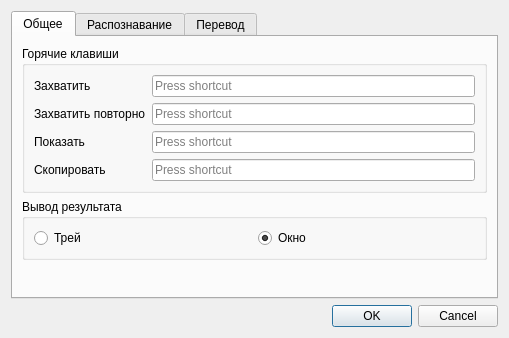
First picture: the form in SettingsEditor.ui, repository OneMoreGres/ScreenTranslator, before the edit.
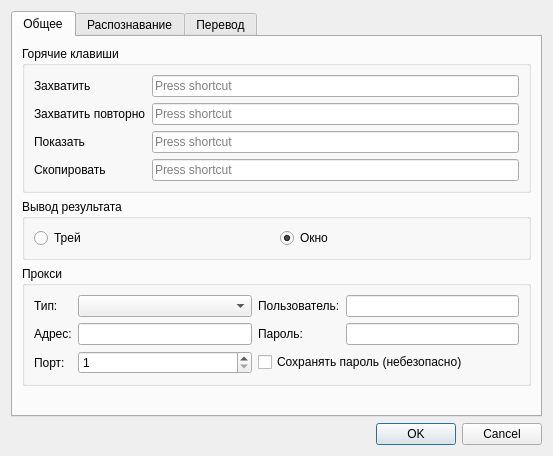
Second picture: the form after the edit.

Commit message: Added ability to set proxy.

```diff
--- a/SettingsEditor.ui
+++ b/SettingsEditor.ui
@@ -6,8 +6,8 @@
    <rect>
     <x>0</x>
     <y>0</y>
-    <width>509</width>
-    <height>338</height>
+    <width>553</width>
+    <height>456</height>
    </rect>
   </property>
   <property name="windowTitle">
@@ -34,7 +34,7 @@
        <string>Общее</string>
       </attribute>
       <layout class="QGridLayout" name="gridLayout_5">
-       <item row="0" column="0" colspan="2">
+       <item row="0" column="0">
         <widget class="QGroupBox" name="groupBox">
          <property name="title">
           <string>Горячие клавиши</string>
@@ -95,20 +95,7 @@
          </layout>
         </widget>
        </item>
-       <item row="2" column="1">
-        <spacer name="verticalSpacer">
-         <property name="orientation">
-          <enum>Qt::Vertical</enum>
-         </property>
-         <property name="sizeHint" stdset="0">
-          <size>
-           <width>20</width>
-           <height>270</height>
-          </size>
-         </property>
-        </spacer>
-       </item>
-       <item row="1" column="0" colspan="2">
+       <item row="1" column="0">
         <widget class="QGroupBox" name="resultGroup">
          <property name="title">
           <string>Вывод результата</string>
@@ -134,6 +121,92 @@
          </layout>
         </widget>
        </item>
+       <item row="2" column="0">
+        <widget class="QGroupBox" name="groupBox_2">
+         <property name="title">
+          <string>Прокси</string>
+         </property>
+         <layout class="QGridLayout" name="gridLayout_3">
+          <item row="0" column="0">
+           <widget class="QLabel" name="label_12">
+            <property name="text">
+             <string>Тип:</string>
+            </property>
+           </widget>
+          </item>
+          <item row="0" column="1">
+           <widget class="QComboBox" name="proxyTypeCombo"/>
+          </item>
+          <item row="0" column="2">
+           <widget class="QLabel" name="label_15">
+            <property name="text">
+             <string>Пользователь:</string>
+            </property>
+           </widget>
+          </item>
+          <item row="0" column="3">
+           <widget class="QLineEdit" name="proxyUserEdit"/>
+          </item>
+          <item row="1" column="0">
+           <widget class="QLabel" name="label_13">
+            <property name="text">
+             <string>Адрес:</string>
+            </property>
+           </widget>
+          </item>
+          <item row="1" column="1">
+           <widget class="QLineEdit" name="proxyHostEdit"/>
+          </item>
+          <item row="1" column="2">
+           <widget class="QLabel" name="label_16">
+            <property name="text">
+             <string>Пароль:</string>
+            </property>
+           </widget>
+          </item>
+          <item row="1" column="3">
+           <widget class="QLineEdit" name="proxyPassEdit"/>
+          </item>
+          <item row="2" column="0">
+           <widget class="QLabel" name="label_14">
+            <property name="text">
+             <string>Порт:</string>
+            </property>
+           </widget>
+          </item>
+          <item row="2" column="1">
+           <widget class="QSpinBox" name="proxyPortSpin">
+            <property name="minimum">
+             <number>1</number>
+            </property>
+            <property name="maximum">
+             <number>65535</number>
+            </property>
+           </widget>
+          </item>
+          <item row="2" column="2" colspan="2">
+           <widget class="QCheckBox" name="proxySaveCheck">
+            <property name="text">
+             <string>Сохранять пароль (небезопасно)</string>
+            </property>
+           </widget>
+          </item>
+         </layout>
+        </widget>
+       </item>
+       <item row="3" column="0">
+        <spacer name="verticalSpacer">
+         <property name="orientation">
+          <enum>Qt::Vertical</enum>
+         </property>
+         <property name="sizeHint" stdset="0">
+          <size>
+           <width>20</width>
+           <height>270</height>
+          </size>
+         </property>
+        </spacer>
+       </item>
       </layout>
      </widget>
      <widget class="QWidget" name="recognizeTab">
```
The commit also changes 6 other files.
